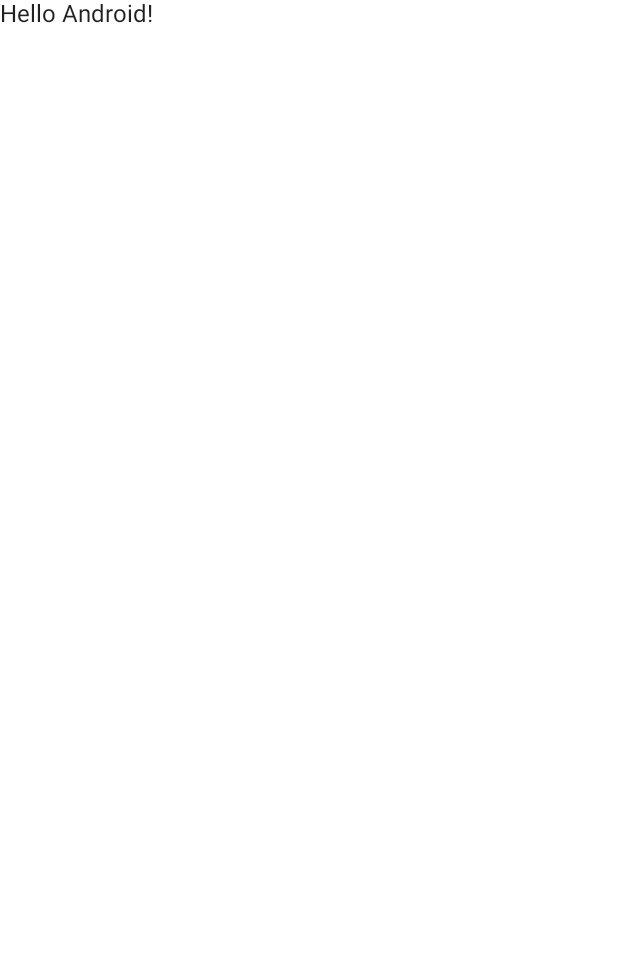
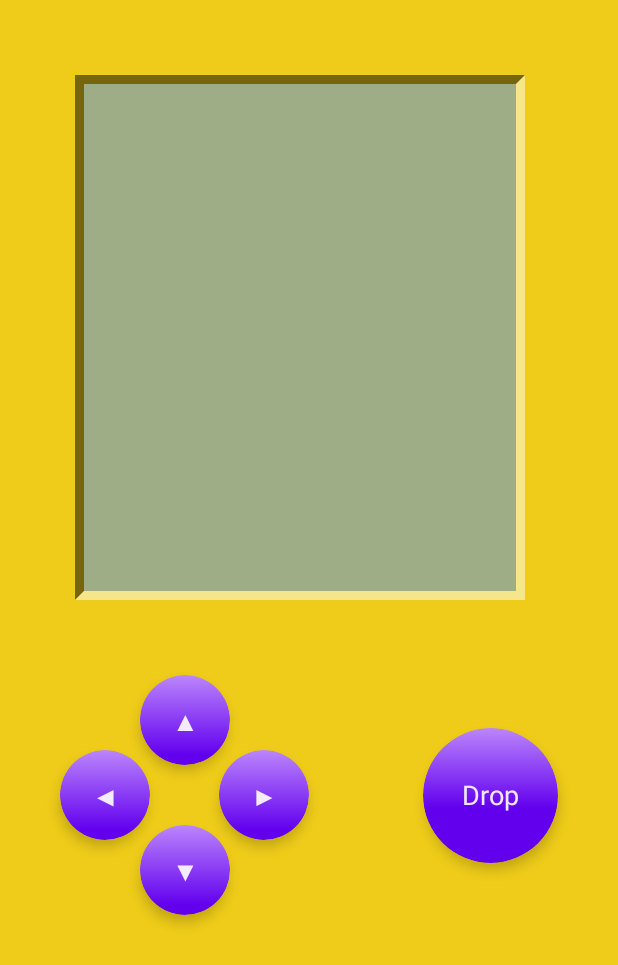
Before and after one commit to Osiris-tevin/Tetris, an Android app built with Jetpack Compose: the screen it shows after launch (MainActivity), on a phone screen of 412 x 824 dp. Before the commit the part shown is almost empty. Shown: the top 965 px of the screen. Run offline under Robolectric (Android 15) with nearby library versions, the light colour scheme and no system bars.

Commit message:
Complete basic UI for GameBody and enable immersive status bar.

```diff
--- a/app/src/main/java/com/tetris/android/MainActivity.kt
+++ b/app/src/main/java/com/tetris/android/MainActivity.kt
@@ -3,39 +3,20 @@ package com.tetris.android
 import android.os.Bundle
 import androidx.activity.ComponentActivity
 import androidx.activity.compose.setContent
-import androidx.compose.foundation.layout.fillMaxSize
-import androidx.compose.material.MaterialTheme
-import androidx.compose.material.Surface
-import androidx.compose.material.Text
-import androidx.compose.runtime.Composable
-import androidx.compose.ui.Modifier
-import androidx.compose.ui.tooling.preview.Preview
-import com.tetris.android.ui.theme.TetrisTheme
+import androidx.core.view.WindowCompat
+import com.tetris.android.ui.PreViewGameBody
 
 class MainActivity : ComponentActivity() {
     override fun onCreate(savedInstanceState: Bundle?) {
         super.onCreate(savedInstanceState)
+        // DecorView不再为SystemUI(状态栏和导航栏)预留Padding
+        WindowCompat.setDecorFitsSystemWindows(window, false)
+        val controller = WindowCompat.getInsetsController(window, window.decorView)
+        // 状态栏设置为亮色(状态栏的文字、图表颜色为暗色)
+        controller?.isAppearanceLightStatusBars = true
+
         setContent {
-            TetrisTheme {
-                // A surface container using the 'background' color from the theme
-                Surface(modifier = Modifier.fillMaxSize(),
-                    color = MaterialTheme.colors.background) {
-                    Greeting("Android")
-                }
-            }
+            PreViewGameBody()
         }
     }
 }
-
-@Composable
-fun Greeting(name: String) {
-    Text(text = "Hello $name!")
-}
-
-@Preview(showBackground = true)
-@Composable
-fun DefaultPreview() {
-    TetrisTheme {
-        Greeting("Android")
-    }
-}
--- /dev/null
+++ b/app/src/main/java/com/tetris/android/ui/GameBody.kt
@@ -0,0 +1,159 @@
+package com.tetris.android.ui
+
+import androidx.compose.foundation.Canvas
+import androidx.compose.foundation.background
+import com.tetris.android.R
+import androidx.compose.foundation.layout.*
+import androidx.compose.runtime.Composable
+import androidx.compose.ui.Alignment
+import androidx.compose.ui.Modifier
+import androidx.compose.ui.geometry.Offset
+import androidx.compose.ui.graphics.Color
+import androidx.compose.ui.graphics.Path
+import androidx.compose.ui.graphics.drawscope.DrawScope
+import androidx.compose.ui.res.stringResource
+import androidx.compose.ui.tooling.preview.Preview
+import androidx.compose.ui.unit.dp
+import com.tetris.android.ui.theme.BodyColor
+import com.tetris.android.ui.theme.ScreenBackground
+
+val DirectionButtonSize = 60.dp
+val DropButtonSize = 90.dp
+
+@Composable
+fun GameBody(screen: @Composable () -> Unit) {
+    Column(
+        Modifier
+            .fillMaxSize()
+            .background(BodyColor)
+    ) {
+        Box(
+            Modifier
+                .size(400.dp, 450.dp)
+                .padding(50.dp)
+        ) {
+            Canvas(
+                modifier = Modifier.fillMaxSize()
+            ) {
+                drawScreenBorder(
+                    Offset(0f,0f),
+                    Offset(size.width, 0f),
+                    Offset(0f, size.height),
+                    Offset(size.width, size.height)
+                )
+            }
+
+            Box(
+                modifier = Modifier
+                    .fillMaxSize()
+                    .padding(6.dp)
+                    .background(ScreenBackground)
+            ) {
+                screen()
+            }
+        }
+
+        Row(
+            modifier = Modifier
+                .padding(start = 40.dp, end = 40.dp)
+                .height(160.dp)
+        ) {
+            Box(
+                modifier = Modifier
+                    .fillMaxHeight()
+                    .weight(1f)
+            ) {
+                // 按钮: 上
+                GameButton(
+                    modifier = Modifier.align(Alignment.TopCenter),
+                    size = DirectionButtonSize
+                ) {
+                    ButtonText(modifier = it, text = stringResource(id = R.string.button_up))
+                }
+                // 按钮: 左
+                GameButton(
+                    modifier = Modifier.align(Alignment.CenterStart),
+                    size = DirectionButtonSize
+                ) {
+                    ButtonText(modifier = it, text = stringResource(id = R.string.button_left))
+                }
+                // 按钮: 右
+                GameButton(
+                    modifier = Modifier.align(Alignment.CenterEnd),
+                    size = DirectionButtonSize
+                ) {
+                    ButtonText(modifier = it, text = stringResource(id = R.string.button_right))
+                }
+                // 按钮: 下
+                GameButton(
+                    modifier = Modifier.align(Alignment.BottomCenter),
+                    size = DirectionButtonSize
+                ) {
+                    ButtonText(modifier = it, text = stringResource(id = R.string.button_down))
+                }
+            }
+
+            Box(
+                modifier = Modifier
+                    .weight(1f)
+                    .fillMaxHeight()
+            ) {
+                GameButton(
+                    modifier = Modifier
+                        .align(Alignment.CenterEnd),
+                    size = DropButtonSize
+                ) {
+                    ButtonText(modifier = it, text = stringResource(id = R.string.button_drop))
+                }
+            }
+        }
+    }
+}
+
+/**
+ * 绘制屏幕边框
+ */
+fun DrawScope.drawScreenBorder(
+    topLeft: Offset,
+    topRight: Offset,
+    bottomLeft: Offset,
+    bottomRight: Offset
+) {
+    var path = Path().apply {
+        moveTo(topLeft.x, topLeft.y)
+        lineTo(topRight.x, topRight.y)
+        lineTo(
+            topRight.x / 2 + topLeft.x / 2,
+            topLeft.y + topRight.x / 2 + topLeft.x / 2
+        )
+        lineTo(
+            topRight.x / 2 + topLeft.x / 2,
+            bottomLeft.y - topRight.x / 2 + topLeft.x / 2
+        )
+        lineTo(bottomLeft.x, bottomLeft.y)
+        close()
+    }
+    drawPath(path, Color.Black.copy(0.5f))
+
+    path = Path().apply {
+        moveTo(bottomRight.x, bottomRight.y)
+        lineTo(bottomLeft.x, bottomLeft.y)
+        lineTo(
+            topRight.x / 2 + topLeft.x / 2,
+            bottomLeft.y - topRight.x / 2 + topLeft.x / 2
+        )
+        lineTo(
+            topRight.x / 2 + topLeft.x / 2,
+            topLeft.y + topRight.x / 2 + topLeft.x / 2
+        )
+        lineTo(topRight.x, topRight.y)
+        close()
+    }
+    drawPath(path, Color.White.copy(0.5f))
+}
+
+@Preview
+@Composable
+fun PreViewGameBody() {
+    GameBody {}
+}
--- /dev/null
+++ b/app/src/main/java/com/tetris/android/ui/GameButton.kt
@@ -0,0 +1,56 @@
+package com.tetris.android.ui
+
+import androidx.compose.foundation.background
+import androidx.compose.foundation.layout.Box
+import androidx.compose.foundation.layout.size
+import androidx.compose.foundation.shape.RoundedCornerShape
+import androidx.compose.material.Text
+import androidx.compose.runtime.Composable
+import androidx.compose.ui.Alignment
+import androidx.compose.ui.Modifier
+import androidx.compose.ui.draw.clip
+import androidx.compose.ui.draw.shadow
+import androidx.compose.ui.graphics.Brush
+import androidx.compose.ui.graphics.Color
+import androidx.compose.ui.unit.Dp
+import androidx.compose.ui.unit.dp
+import androidx.compose.ui.unit.sp
+import com.tetris.android.ui.theme.Purple200
+import com.tetris.android.ui.theme.Purple500
+
+@Composable
+fun GameButton(
+    modifier: Modifier = Modifier,
+    size: Dp,
+    content: @Composable (Modifier) -> Unit
+) {
+    val backgroundShape = RoundedCornerShape(size / 2)
+    Box(
+        modifier = modifier
+            .shadow(5.dp, shape = backgroundShape)
+            .size(size = size)
+            .clip(backgroundShape)
+            .background(
+                brush = Brush.verticalGradient(
+                    colors = listOf(
+                        Purple200,
+                        Purple500
+                    ),
+                    startY = 0f,
+                    endY = 80f
+                )
+            )
+    ) {
+        content(Modifier.align(Alignment.Center))
+    }
+}
+
+@Composable
+fun ButtonText(modifier: Modifier, text: String) {
+    Text(
+        modifier = modifier,
+        text = text,
+        color = Color.White.copy(0.9f),
+        fontSize = 18.sp
+    )
+}
--- a/app/src/main/res/values/strings.xml
+++ b/app/src/main/res/values/strings.xml
@@ -1,3 +1,8 @@
 <resources>
     <string name="app_name">Tetris</string>
+    <string name="button_up">▲</string>
+    <string name="button_left">◀</string>
+    <string name="button_right">▶</string>
+    <string name="button_down">▼</string>
+    <string name="button_drop">Drop</string>
 </resources>
--- a/app/src/main/res/values/themes.xml
+++ b/app/src/main/res/values/themes.xml
@@ -1,7 +1,7 @@
 <?xml version="1.0" encoding="utf-8"?>
 <resources>
-
     <style name="Theme.Tetris" parent="android:Theme.Material.Light.NoActionBar">
-        <item name="android:statusBarColor">@color/purple_700</item>
+        <!--把状态栏设置为透明色-->
+        <item name="android:statusBarColor">@android:color/transparent</item>
     </style>
 </resources>
```
